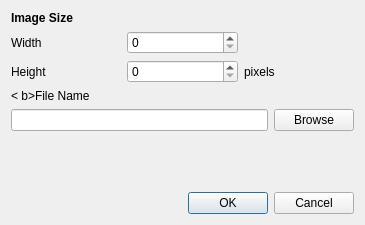
This is gui/ui/exportBitmapWidget.ui in haskelladdict/sconcho as Qt 5 draws it before an edit. The edited form follows.
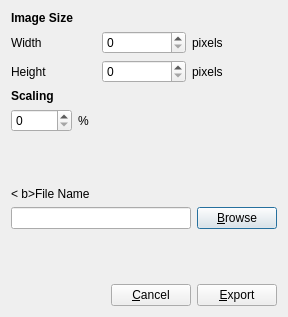
This is the edited form.

Commit message: Improved export bitmap dialog.

Patch:
```diff
--- a/gui/ui/exportBitmapWidget.ui
+++ b/gui/ui/exportBitmapWidget.ui
@@ -6,14 +6,14 @@
    <rect>
     <x>0</x>
     <y>0</y>
-    <width>365</width>
-    <height>225</height>
+    <width>288</width>
+    <height>317</height>
    </rect>
   </property>
   <property name="windowTitle">
    <string>Export as Bitmap</string>
   </property>
-  <layout class="QVBoxLayout" name="verticalLayout_3">
+  <layout class="QVBoxLayout" name="verticalLayout_4">
    <item>
     <layout class="QVBoxLayout" name="verticalLayout">
      <item>
@@ -60,6 +60,13 @@
          </property>
         </widget>
        </item>
+       <item row="0" column="2">
+        <widget class="QLabel" name="label_6">
+         <property name="text">
+          <string>pixels</string>
+         </property>
+        </widget>
+       </item>
       </layout>
      </item>
     </layout>
@@ -67,6 +74,68 @@
    <item>
     <layout class="QVBoxLayout" name="verticalLayout_2">
      <item>
+      <widget class="QLabel" name="label_7">
+       <property name="text">
+        <string>&lt;!DOCTYPE HTML PUBLIC &quot;-//W3C//DTD HTML 4.0//EN&quot; &quot;http://www.w3.org/TR/REC-html40/strict.dtd&quot;&gt;
+&lt;html&gt;&lt;head&gt;&lt;meta name=&quot;qrichtext&quot; content=&quot;1&quot; /&gt;&lt;style type=&quot;text/css&quot;&gt;
+p, li { white-space: pre-wrap; }
+&lt;/style&gt;&lt;/head&gt;&lt;body style=&quot; font-family:'Sans Serif'; font-size:9pt; font-weight:400; font-style:normal;&quot;&gt;
+&lt;p style=&quot; margin-top:0px; margin-bottom:0px; margin-left:0px; margin-right:0px; -qt-block-indent:0; text-indent:0px;&quot;&gt;&lt;span style=&quot; font-weight:600;&quot;&gt;Scaling&lt;/span&gt;&lt;/p&gt;&lt;/body&gt;&lt;/html&gt;</string>
+       </property>
+      </widget>
+     </item>
+     <item>
+      <layout class="QHBoxLayout" name="horizontalLayout">
+       <item>
+        <widget class="QSpinBox" name="scalingSpinner">
+         <property name="maximum">
+          <number>10000</number>
+         </property>
+        </widget>
+       </item>
+       <item>
+        <widget class="QLabel" name="label_8">
+         <property name="text">
+          <string>%</string>
+         </property>
+         <property name="buddy">
+          <cstring>scalingSpinner</cstring>
+         </property>
+        </widget>
+       </item>
+       <item>
+        <spacer name="horizontalSpacer">
+         <property name="orientation">
+          <enum>Qt::Horizontal</enum>
+         </property>
+         <property name="sizeHint" stdset="0">
+          <size>
+           <width>40</width>
+           <height>20</height>
+          </size>
+         </property>
+        </spacer>
+       </item>
+      </layout>
+     </item>
+    </layout>
+   </item>
+   <item>
+    <spacer name="verticalSpacer_2">
+     <property name="orientation">
+      <enum>Qt::Vertical</enum>
+     </property>
+     <property name="sizeHint" stdset="0">
+      <size>
+       <width>20</width>
+       <height>20</height>
+      </size>
+     </property>
+    </spacer>
+   </item>
+   <item>
+    <layout class="QVBoxLayout" name="verticalLayout_3">
+     <item>
       <widget class="QLabel" name="label_5">
        <property name="text">
         <string>&lt; b&gt;File Name&lt;/b&gt;</string>
@@ -74,14 +143,14 @@
       </widget>
      </item>
      <item>
-      <layout class="QHBoxLayout" name="horizontalLayout">
+      <layout class="QHBoxLayout" name="horizontalLayout_2">
        <item>
         <widget class="QLineEdit" name="fileNameEdit"/>
        </item>
        <item>
         <widget class="QPushButton" name="browseButton">
          <property name="text">
-          <string>Browse</string>
+          <string>&amp;Browse</string>
          </property>
         </widget>
        </item>
@@ -97,20 +166,41 @@
      <property name="sizeHint" stdset="0">
       <size>
        <width>20</width>
-       <height>6</height>
+       <height>20</height>
       </size>
      </property>
     </spacer>
    </item>
    <item>
-    <widget class="QDialogButtonBox" name="buttonBox">
-     <property name="orientation">
-      <enum>Qt::Horizontal</enum>
-     </property>
-     <property name="standardButtons">
-      <set>QDialogButtonBox::Cancel|QDialogButtonBox::Ok</set>
-     </property>
-    </widget>
+    <layout class="QHBoxLayout" name="horizontalLayout_3">
+     <item>
+      <spacer name="horizontalSpacer_2">
+       <property name="orientation">
+        <enum>Qt::Horizontal</enum>
+       </property>
+       <property name="sizeHint" stdset="0">
+        <size>
+         <width>40</width>
+         <height>20</height>
+        </size>
+       </property>
+      </spacer>
+     </item>
+     <item>
+      <widget class="QPushButton" name="cancelButton">
+       <property name="text">
+        <string>&amp;Cancel</string>
+       </property>
+      </widget>
+     </item>
+     <item>
+      <widget class="QPushButton" name="exportButton">
+       <property name="text">
+        <string>&amp;Export</string>
+       </property>
+      </widget>
+     </item>
+    </layout>
    </item>
   </layout>
   <zorder>buttonBox</zorder>
```
Left out of the diff: 50 changed lines with no effect on the pictures. The commit also changes 6 other files.
